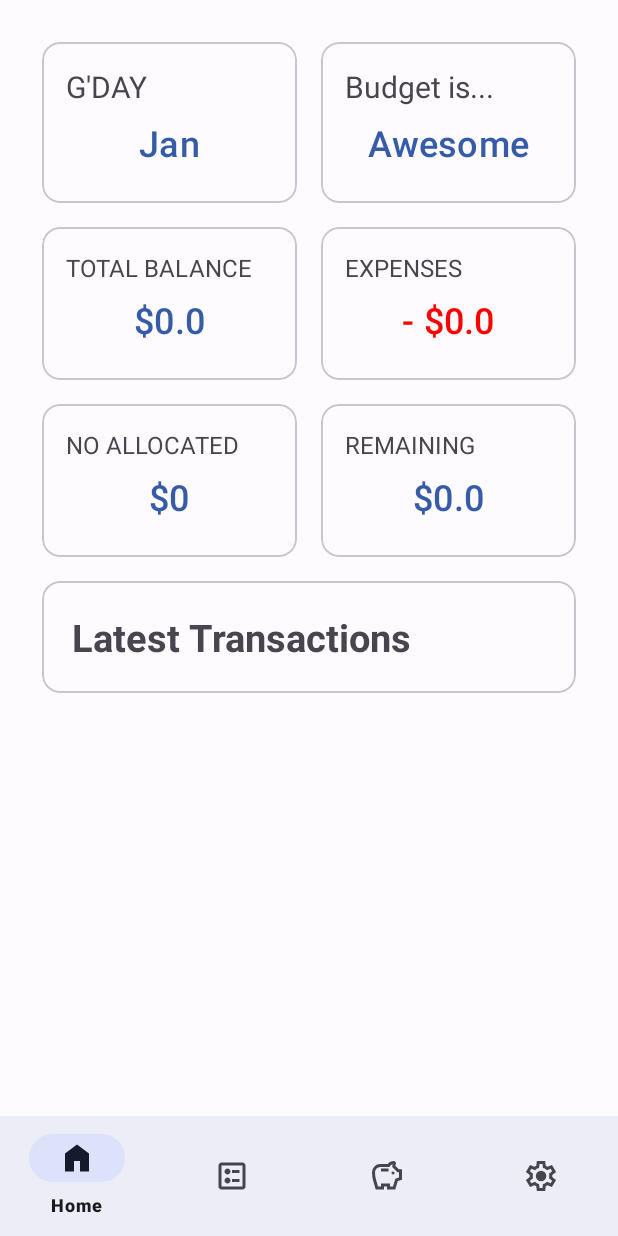
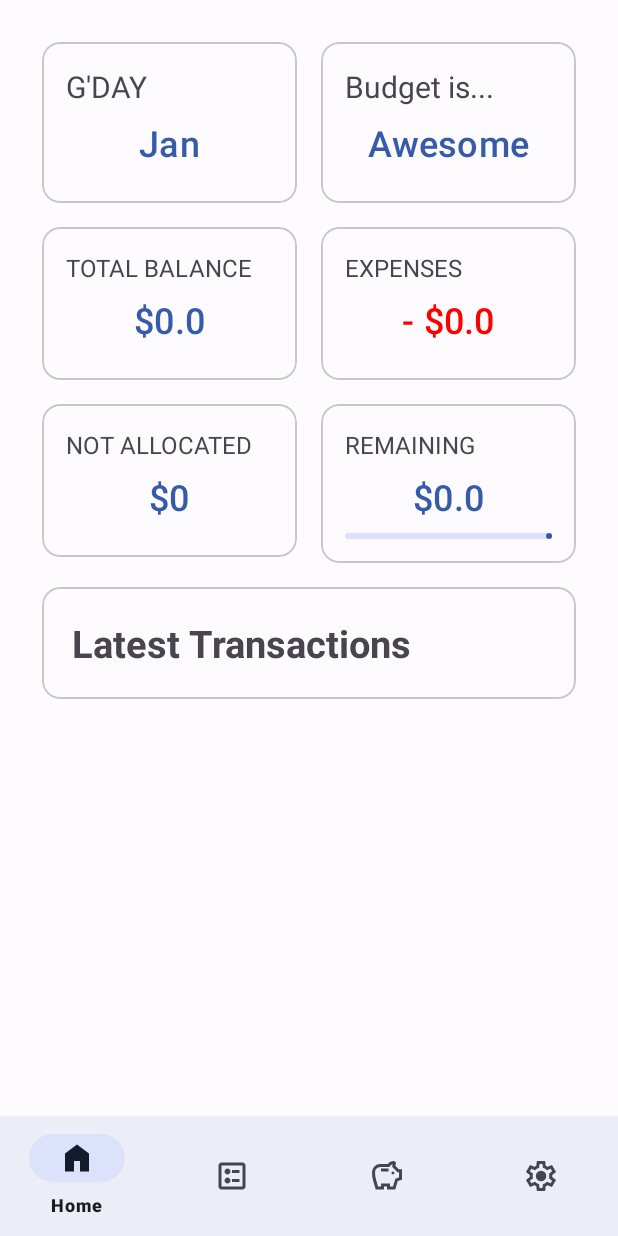
Before and after one commit to jj0003/Budget-Mate-APK, an Android app: the screen it shows after launch (MainActivity), on a phone screen of 412 x 824 dp. Run offline under Robolectric (Android 15) with nearby library versions, the phone set to English and light mode, and no system bars; our stand-ins replace Room's generated code, navigation-ui.

Commit message:
Added new status bar functionality, which shows remaining budget in form of percentage graphically

```diff
--- a/app/src/main/java/com/janstudios/budgit/fragments/Home.kt
+++ b/app/src/main/java/com/janstudios/budgit/fragments/Home.kt
@@ -76,30 +76,43 @@ class Home : Fragment() {
         }
     }
 
-    // Calculate and display the remaining budget
+    // Calculate and display the remaining budget and update the progress bar
     private fun calculateAndDisplayRemainingBudget() {
         lifecycleScope.launch {
             val latestBudget = withContext(Dispatchers.IO) {
-                db.budgetDao().getLatestBudget()?.amountBudget ?: 0
+                db.budgetDao().getLatestBudget()?.amountBudget?.toDouble() ?: 0.0
             }
             val totalExpenses = withContext(Dispatchers.IO) {
                 db.transactionDao().getAll().sumOf { it.amount.toDoubleOrNull() ?: 0.0 }
             }
             val remainingBudget = latestBudget - totalExpenses
 
-            updateRemainingBudgetUI(remainingBudget)
+            // Calculate the percentage of the remaining budget
+            val budgetPercentage = if (latestBudget > 0.0) {
+                (remainingBudget / latestBudget * 100).coerceIn(0.0, 100.0)
+            } else {
+                0.0
+            }
+
+            // Update UI for remaining budget and progress bar
+            updateUI(remainingBudget, budgetPercentage)
         }
     }
 
-    // Update UI for remaining budget
-    private fun updateRemainingBudgetUI(remainingBudget: Double) {
+    // Update UI for remaining budget and progress bar
+    private fun updateUI(remainingBudget: Double, budgetPercentage: Double) {
+        // Update remaining budget text
         if (remainingBudget < 0) {
             "- $${-remainingBudget}".also { binding.card4RemainingBudget.text = it }
             binding.card4RemainingBudget.setTextColor(Color.RED)
         } else {
             "$$remainingBudget".also { binding.card4RemainingBudget.text = it }
         }
+
+        // Update the progress bar to reflect the remaining budget percentage
+        binding.remainingProgressIndicator.progress = budgetPercentage.toInt()
     }
+
 
     // Load the latest budget and update UI
     private fun loadLatestBudget() {
--- a/app/src/main/res/layout/fragment_home.xml
+++ b/app/src/main/res/layout/fragment_home.xml
@@ -154,7 +154,10 @@
                             android:maxLines="1"
                             android:text="+ $150.34"
                             android:textSize="24sp" />
+
+
                     </LinearLayout>
+
                 </LinearLayout>
             </com.google.android.material.card.MaterialCardView>
 
@@ -233,7 +236,7 @@
                         android:layout_height="wrap_content"
                         android:layout_gravity="start"
                         android:maxLines="1"
-                        android:text="NO ALLOCATED BUDGET"
+                        android:text="NOT ALLOCATED BUDGET"
                         android:textSize="16sp" />
 
                     <!-- Container for displaying allocated budget -->
@@ -298,6 +301,11 @@
                             android:text="$156.66"
                             android:textSize="24sp" />
                     </LinearLayout>
+                    <com.google.android.material.progressindicator.LinearProgressIndicator
+                        android:id="@+id/remaining_progress_indicator"
+                        android:layout_width="match_parent"
+                        android:layout_height="wrap_content"
+                        android:indeterminate="false" />
                 </LinearLayout>
             </com.google.android.material.card.MaterialCardView>
         </LinearLayout>
```
Also changed, not shown: 1 other file.
